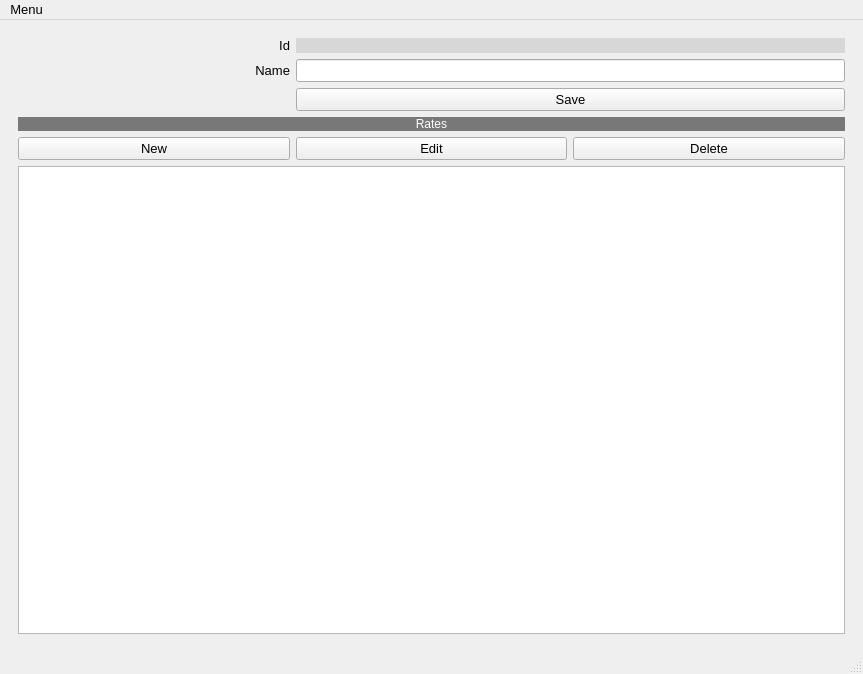
The window that app/gui/ui_files/main_window.ui (Soapey/HQCPQ) describes before a commit, drawn with Qt 5.
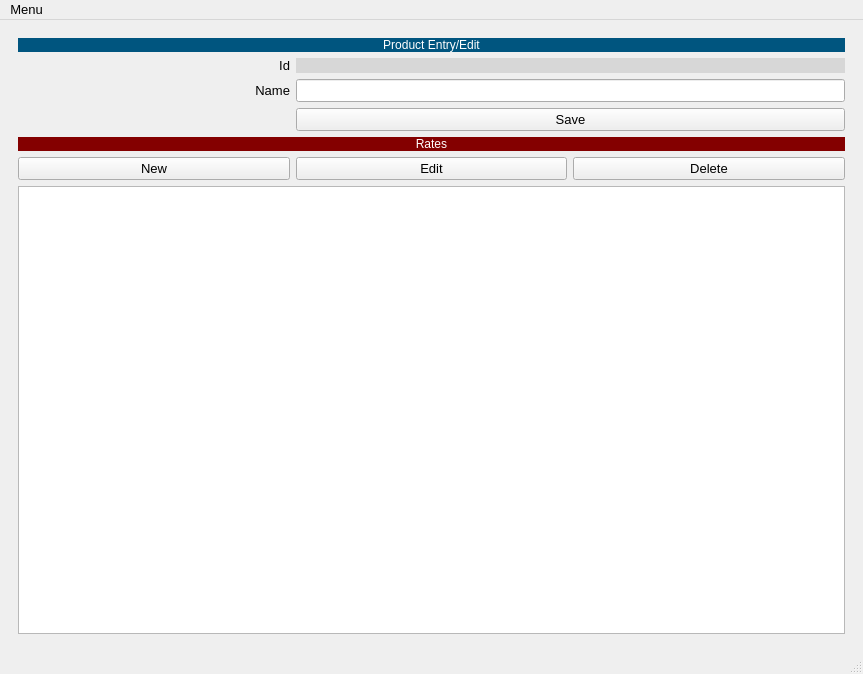
The same window after the commit. The open tabs and pages were chosen to show the change.

Patch:
```diff
--- a/app/gui/ui_files/main_window.ui
+++ b/app/gui/ui_files/main_window.ui
@@ -109,28 +109,28 @@
       </widget>
       <widget class="QWidget" name="pageProductEntry">
        <layout class="QGridLayout" name="gridLayout_2">
-        <item row="8" column="0">
+        <item row="9" column="2">
+         <widget class="QPushButton" name="btnDeleteProductRate">
+          <property name="text">
+           <string>Delete</string>
+          </property>
+         </widget>
+        </item>
+        <item row="9" column="0">
          <widget class="QPushButton" name="btnNewProductRate">
           <property name="text">
            <string>New</string>
           </property>
          </widget>
         </item>
-        <item row="8" column="1">
+        <item row="9" column="1">
          <widget class="QPushButton" name="btnEditProductRate">
           <property name="text">
            <string>Edit</string>
           </property>
          </widget>
         </item>
-        <item row="8" column="2">
-         <widget class="QPushButton" name="btnDeleteProductRate">
-          <property name="text">
-           <string>Delete</string>
-          </property>
-         </widget>
-        </item>
-        <item row="2" column="0">
+        <item row="3" column="0">
          <widget class="QLabel" name="lblProductName">
           <property name="sizePolicy">
            <sizepolicy hsizetype="Preferred" vsizetype="Maximum">
@@ -149,7 +149,7 @@
           </property>
          </widget>
         </item>
-        <item row="0" column="0">
+        <item row="1" column="0">
          <widget class="QLabel" name="lblProductId_Label">
           <property name="sizePolicy">
            <sizepolicy hsizetype="Preferred" vsizetype="Maximum">
@@ -168,10 +168,10 @@
           </property>
          </widget>
         </item>
-        <item row="2" column="1" colspan="2">
+        <item row="3" column="1" colspan="2">
          <widget class="QLineEdit" name="txtProductName"/>
         </item>
-        <item row="0" column="1" colspan="2">
+        <item row="1" column="1" colspan="2">
          <widget class="QLabel" name="lblProductId">
           <property name="sizePolicy">
            <sizepolicy hsizetype="Preferred" vsizetype="Minimum">
@@ -187,7 +187,7 @@
           </property>
          </widget>
         </item>
-        <item row="9" column="0" colspan="3">
+        <item row="10" column="0" colspan="3">
          <widget class="QTableWidget" name="tblProductRates">
           <property name="editTriggers">
            <set>QAbstractItemView::NoEditTriggers</set>
@@ -206,12 +206,19 @@
           </attribute>
          </widget>
         </item>
-        <item row="6" column="0" colspan="3">
+        <item row="4" column="1" colspan="2">
+         <widget class="QPushButton" name="btnSaveProduct">
+          <property name="text">
+           <string>Save</string>
+          </property>
+         </widget>
+        </item>
+        <item row="7" column="0" colspan="3">
          <widget class="QLabel" name="lblTableHeader">
           <property name="styleSheet">
            <string notr="true">font: 75 12pt &quot;Helvetica&quot;;
 color: rgb(255, 255, 255);
-background-color: rgb(120, 120, 120);</string>
+background-color: rgb(132, 0, 0);</string>
           </property>
           <property name="text">
            <string>Rates</string>
@@ -221,10 +228,18 @@
           </property>
          </widget>
         </item>
-        <item row="3" column="1" colspan="2">
-         <widget class="QPushButton" name="btnSaveProduct">
+        <item row="0" column="0" colspan="3">
+         <widget class="QLabel" name="lblProductEntry_Header">
+          <property name="styleSheet">
+           <string notr="true">background-color: rgb(0, 85, 127);
+color: rgb(255, 255, 255);
+font: 75 14pt &quot;Helvetica&quot;;</string>
+          </property>
           <property name="text">
-           <string>Save</string>
+           <string>Product Entry/Edit</string>
+          </property>
+          <property name="alignment">
+           <set>Qt::AlignCenter</set>
           </property>
          </widget>
         </item>
```
Left out of the diff: 293 changed lines with no effect on the pictures.
